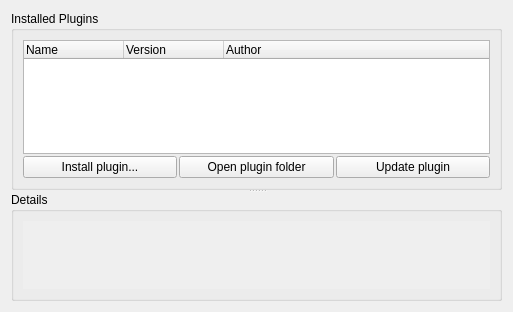
Old version of the form ui/options_plugins.ui in the repository metabrainz/picard.
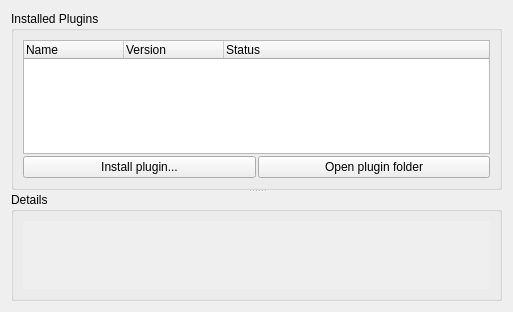
New version of the form.

Commit message: Remove Update plugin button

Patch:
```diff
--- a/ui/options_plugins.ui
+++ b/ui/options_plugins.ui
@@ -56,7 +56,7 @@
          </column>
          <column>
           <property name="text">
-           <string>Author</string>
+           <string>Status</string>
           </property>
          </column>
         </widget>
@@ -89,19 +89,6 @@
            </property>
           </widget>
          </item>
-         <item>
-          <widget class="QPushButton" name="update_plugin">
-           <property name="sizePolicy">
-            <sizepolicy hsizetype="Expanding" vsizetype="Fixed">
-             <horstretch>0</horstretch>
-             <verstretch>0</verstretch>
-            </sizepolicy>
-           </property>
-           <property name="text">
-            <string>Update plugin</string>
-           </property>
-          </widget>
-         </item>
         </layout>
        </item>
       </layout>
```
The commit also changes 2 other files.
